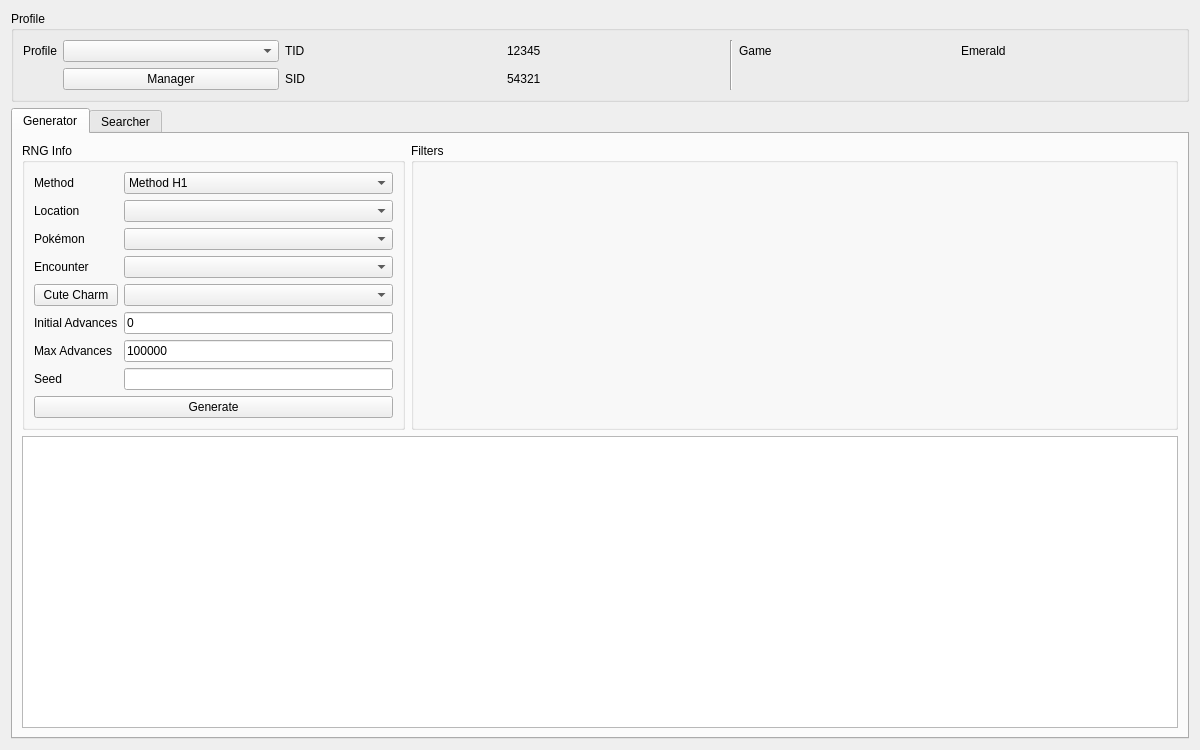
First picture: the form in Forms/Gen3/Wild3.ui, repository Admiral-Fish/PokeFinder, before the edit.
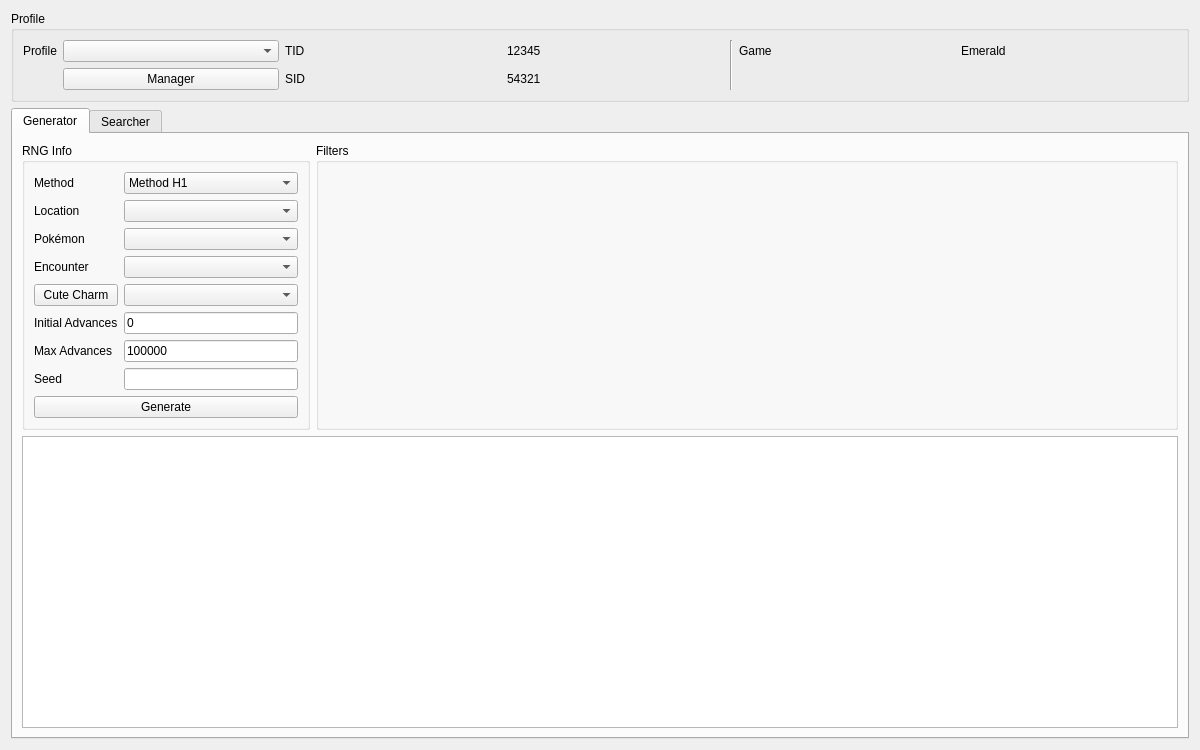
Second picture: the form after the edit. Icons and pictures are not drawn. Custom widgets are drawn as their Qt base class.

Patch:
```diff
--- a/Forms/Gen3/Wild3.ui
+++ b/Forms/Gen3/Wild3.ui
@@ -331,7 +331,7 @@
         <widget class="QGroupBox" name="groupBoxGeneratorFilters">
          <property name="sizePolicy">
           <sizepolicy hsizetype="Preferred" vsizetype="Preferred">
-           <horstretch>2</horstretch>
+           <horstretch>3</horstretch>
            <verstretch>0</verstretch>
           </sizepolicy>
          </property>
```
Left out of the diff: 2 changed lines with no effect on the pictures.
